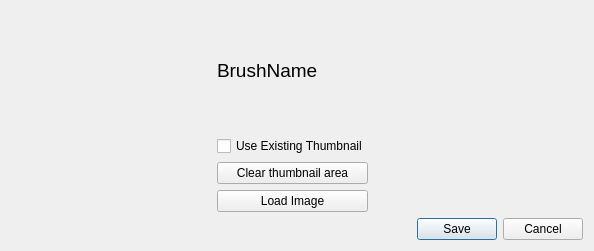
KDE/krita, file libs/ui/forms/wdgsavebrushpreset.ui: the form before one commit.
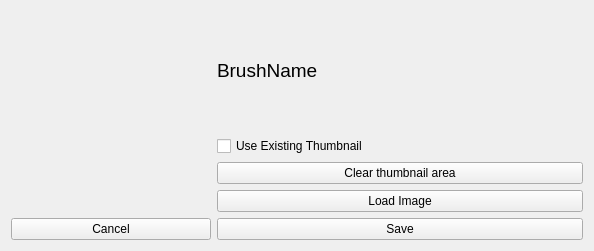
The form after the commit. Custom widgets are drawn as their Qt base class.

Commit message: constrain the thumbnail area to 200 pixels and stub in the connections for saving and canceling

```diff
--- a/libs/ui/forms/wdgsavebrushpreset.ui
+++ b/libs/ui/forms/wdgsavebrushpreset.ui
@@ -46,19 +46,6 @@
      </property>
     </widget>
    </item>
-   <item row="4" column="2">
-    <widget class="QDialogButtonBox" name="saveCancelButtonBox">
-     <property name="orientation">
-      <enum>Qt::Horizontal</enum>
-     </property>
-     <property name="standardButtons">
-      <set>QDialogButtonBox::Cancel|QDialogButtonBox::Save</set>
-     </property>
-     <property name="centerButtons">
-      <bool>false</bool>
-     </property>
-    </widget>
-   </item>
    <item row="0" column="0" rowspan="4">
     <widget class="KisScratchPad" name="brushPresetThumbnailWidget" native="true">
      <property name="sizePolicy">
@@ -73,6 +60,12 @@
        <height>200</height>
       </size>
      </property>
+     <property name="maximumSize">
+      <size>
+       <width>200</width>
+       <height>200</height>
+      </size>
+     </property>
     </widget>
    </item>
    <item row="3" column="1">
@@ -82,6 +75,20 @@
      </property>
     </widget>
    </item>
+   <item row="4" column="1">
+    <widget class="QPushButton" name="savePresetButton">
+     <property name="text">
+      <string>Save</string>
+     </property>
+    </widget>
+   </item>
+   <item row="4" column="0">
+    <widget class="QPushButton" name="cancelButton">
+     <property name="text">
+      <string>Cancel</string>
+     </property>
+    </widget>
+   </item>
   </layout>
  </widget>
  <customwidgets>
```
The commit also changes 2 other files.
